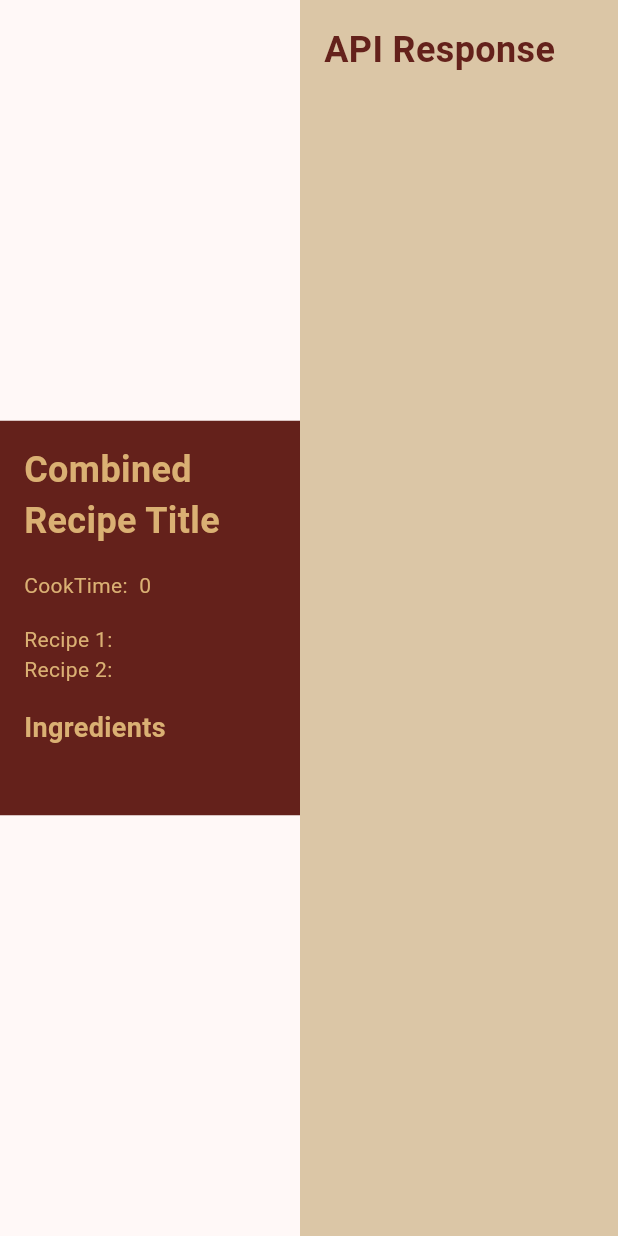
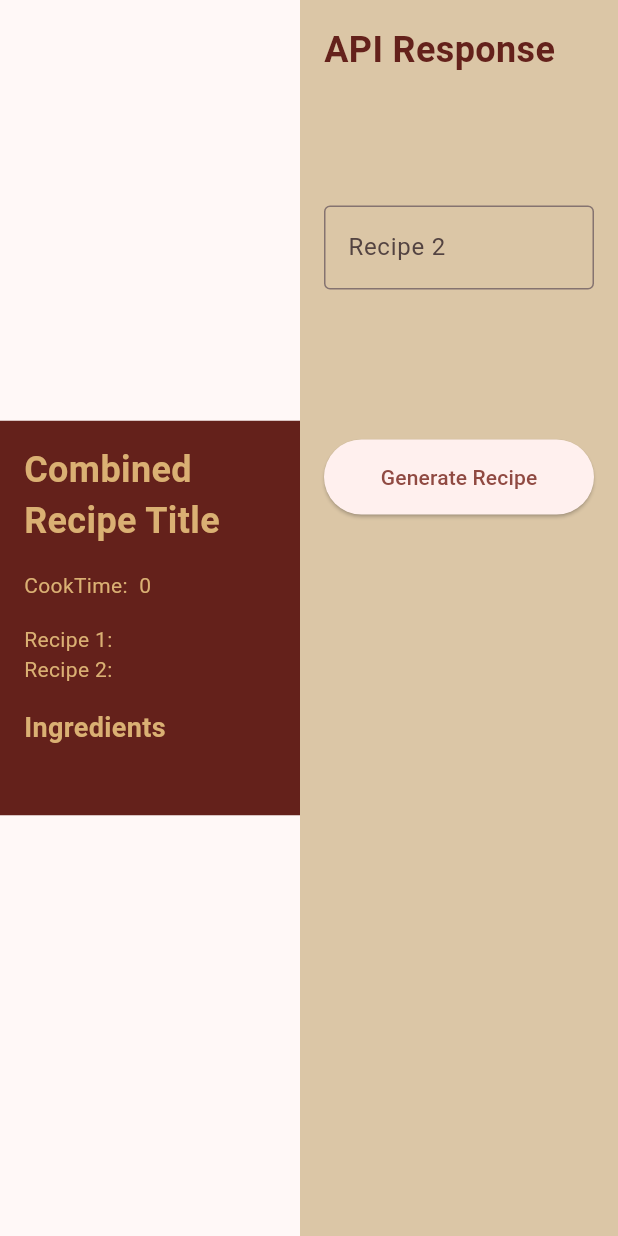
Before and after one commit to ChrisShobe/aws-hack-2024, a Flutter app: the RecipeDetailsPage screen opened directly with empty values, on a phone screen of 412 x 824 dp. Run offline on Flutter 3.47's test engine with Material 3 defaults, Android fonts, the phone set to English and light mode, and no system bars; our stand-ins replace firebase_core; accounts and stored records are empty.

Commit message:
more info textfield plus regenerate button

```diff
--- a/recipe_app/lib/recipe_details_page.dart
+++ b/recipe_app/lib/recipe_details_page.dart
@@ -104,10 +104,31 @@ class RecipeDetailsPage extends StatelessWidget {
             Padding(
               padding: const EdgeInsets.all(8.0),
               child: Text(
-                apiResponse, // Display the API response here
+                apiResponse,
                 style: const TextStyle(color: Color.fromRGBO(100, 33, 27, 1)),
               ),
             ),
+            Padding(
+                padding: const EdgeInsets.symmetric(vertical: 50),
+                child: TextField(
+                  controller: _moreInfo,
+                  decoration: const InputDecoration(
+                    border: OutlineInputBorder(),
+                    labelText: 'Recipe 2',
+                  ),
+                ),
+              ),
+              Padding(
+                padding: const EdgeInsets.symmetric(vertical: 50),
+                child: SizedBox(
+                  height: 50,
+                  width: 1000,
+                  child: ElevatedButton(
+                    onPressed: _onPressed,
+                    child: const Text('Generate Recipe'),
+                  ),
+                ),
+              ),
           ],
         ),
       ),
```
